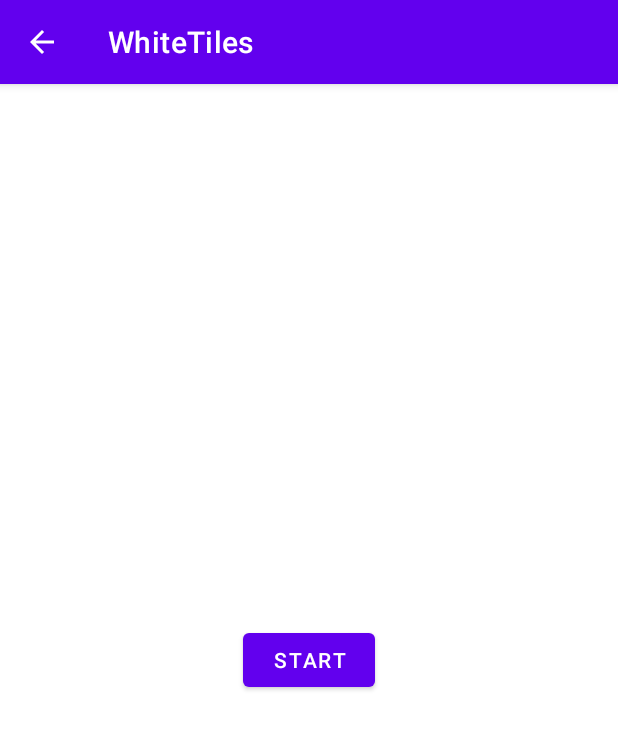
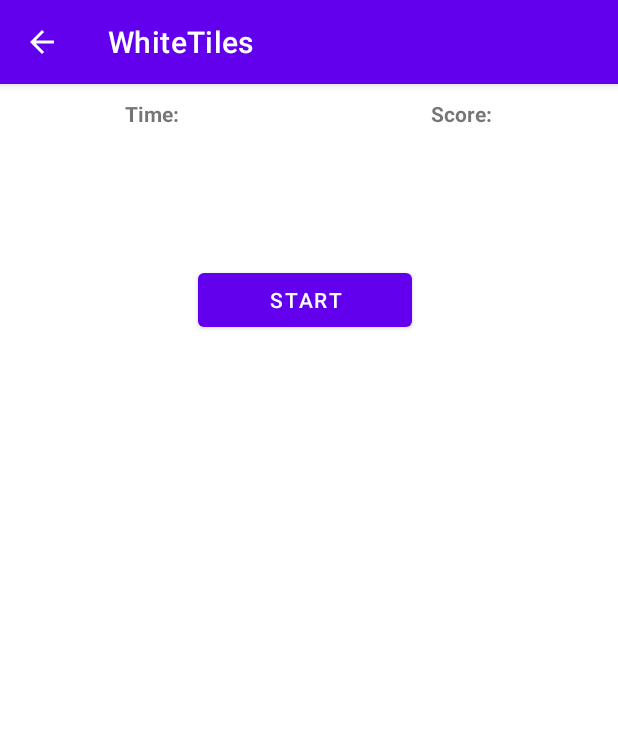
Before and after one commit to Dominte/AndroidTest, an Android app: the PlayActivity screen opened directly, with no data from a screen before it, on a phone screen of 412 x 824 dp. Shown: the top 729 px of the screen. Run offline under Robolectric (Android 15) with nearby library versions, the light colour scheme and no system bars.

Commit message:
Added Play activity assets

```diff
--- a/WhiteTiles/app/src/main/AndroidManifest.xml
+++ b/WhiteTiles/app/src/main/AndroidManifest.xml
@@ -21,6 +21,11 @@
 
         </activity>
         <activity android:name=".PlayActivity"
+            android:parentActivityName=".MainActivity"
+            android:screenOrientation="portrait">
+
+        </activity>
+        <activity android:name=".HighscoresActivity"
             android:parentActivityName=".MainActivity">
 
         </activity>
--- a/WhiteTiles/app/src/main/java/com/example/whitetiles/PlayActivity.java
+++ b/WhiteTiles/app/src/main/java/com/example/whitetiles/PlayActivity.java
@@ -1,9 +1,15 @@
 package com.example.whitetiles;
 
 import android.content.SharedPreferences;
+import android.graphics.Color;
+import android.media.Image;
 import android.os.Bundle;
+import android.util.DisplayMetrics;
 import android.view.View;
+import android.view.ViewGroup;
 import android.widget.Button;
+import android.widget.ImageView;
+import android.widget.RelativeLayout;
 
 import androidx.appcompat.app.AppCompatActivity;
 
@@ -11,6 +17,7 @@ public class PlayActivity extends AppCompatActivity {
 
     private int numberOfTiles; // 3 / 4 / 5
     private int startingSpeed; // 0 slow / 1 fast
+    private ImageView[] imageViews;
 
     @Override
     protected void onCreate(Bundle savedInstanceState){
@@ -23,6 +30,15 @@ public class PlayActivity extends AppCompatActivity {
         numberOfTiles = Integer.parseInt(sharedPreferences.getString("list_tiles",""));
         startingSpeed = Integer.parseInt(sharedPreferences.getString("list_speed",""));
 
+        //https://stackoverflow.com/questions/4743116/get-screen-width-and-height-in-android
+        DisplayMetrics displayMetrics = new DisplayMetrics();
+        getWindowManager().getDefaultDisplay().getMetrics(displayMetrics);
+        int height = displayMetrics.heightPixels;
+        int width = displayMetrics.widthPixels;
+
+        RelativeLayout layout = findViewById(R.id.relativeLayout);
+
+
         startButton.setOnClickListener(new View.OnClickListener() {
             @Override
             public void onClick(View view) {
@@ -30,7 +46,7 @@ public class PlayActivity extends AppCompatActivity {
                     startButton.setVisibility(View.GONE);
                 }
 
-
+                // Start game
             }
         });
     }
--- a/WhiteTiles/app/src/main/res/layout/activity_play.xml
+++ b/WhiteTiles/app/src/main/res/layout/activity_play.xml
@@ -1,18 +1,33 @@
 <?xml version="1.0" encoding="utf-8"?>
-<androidx.constraintlayout.widget.ConstraintLayout
+<RelativeLayout
     xmlns:android="http://schemas.android.com/apk/res/android"
     xmlns:app="http://schemas.android.com/apk/res-auto"
     xmlns:tools="http://schemas.android.com/tools"
     android:layout_width="match_parent"
-    android:layout_height="match_parent">
+    android:layout_height="match_parent"
+    android:id="@+id/relativeLayout">
 
     <Button
         android:id="@+id/startButton"
-        android:layout_width="wrap_content"
+        android:layout_width="134dp"
         android:layout_height="wrap_content"
+        android:layout_alignParentStart="true"
+        android:layout_alignParentTop="true"
+        android:layout_alignParentEnd="true"
+        android:layout_marginStart="132dp"
+        android:layout_marginTop="120dp"
+        android:layout_marginEnd="137dp"
         android:text="Start"
         app:layout_constraintBottom_toBottomOf="parent"
         app:layout_constraintEnd_toEndOf="parent"
         app:layout_constraintStart_toStartOf="parent"
         app:layout_constraintTop_toTopOf="parent" />
-</androidx.constraintlayout.widget.ConstraintLayout>
+
+    <include
+        android:id="@+id/include"
+        layout = "@layout/score_bar"
+        android:layout_width="match_parent"
+        android:layout_centerHorizontal="true"
+        android:layout_alignParentTop="true"
+        android:layout_height="40dp" />
+</RelativeLayout>
--- /dev/null
+++ b/WhiteTiles/app/src/main/res/layout/score_bar.xml
@@ -0,0 +1,27 @@
+<?xml version="1.0" encoding="utf-8"?>
+<LinearLayout xmlns:android="http://schemas.android.com/apk/res/android"
+    android:orientation="horizontal" android:layout_width="match_parent"
+    android:layout_height="match_parent"
+    android:weightSum="2"
+    android:gravity="center"
+    >
+
+    <TextView
+        android:id="@+id/time"
+        android:layout_width="match_parent"
+        android:layout_weight="1"
+        android:gravity="center"
+        android:textStyle="bold"
+        android:text="Time: "
+        android:layout_height="wrap_content"/>
+
+    <TextView
+        android:id="@+id/score"
+        android:layout_width="match_parent"
+        android:layout_weight="1"
+        android:gravity="center"
+        android:text="Score: "
+        android:textStyle="bold"
+        android:layout_height="wrap_content"/>
+
+</LinearLayout>
```
Also changed, not shown: WhiteTiles/app/src/main/java/com/example/whitetiles/HighscoresActivity.java (added, +14 -0 lines), WhiteTiles/app/src/main/java/com/example/whitetiles/MainActivity.java (+13 -0 lines), WhiteTiles/app/src/main/res/drawable/black_tile.xml (added, +170 -0 lines), WhiteTiles/app/src/main/res/layout/activity_highscores.xml (added, +20 -0 lines), WhiteTiles/app/src/main/res/layout/activity_main.xml (+17 -6 lines).
